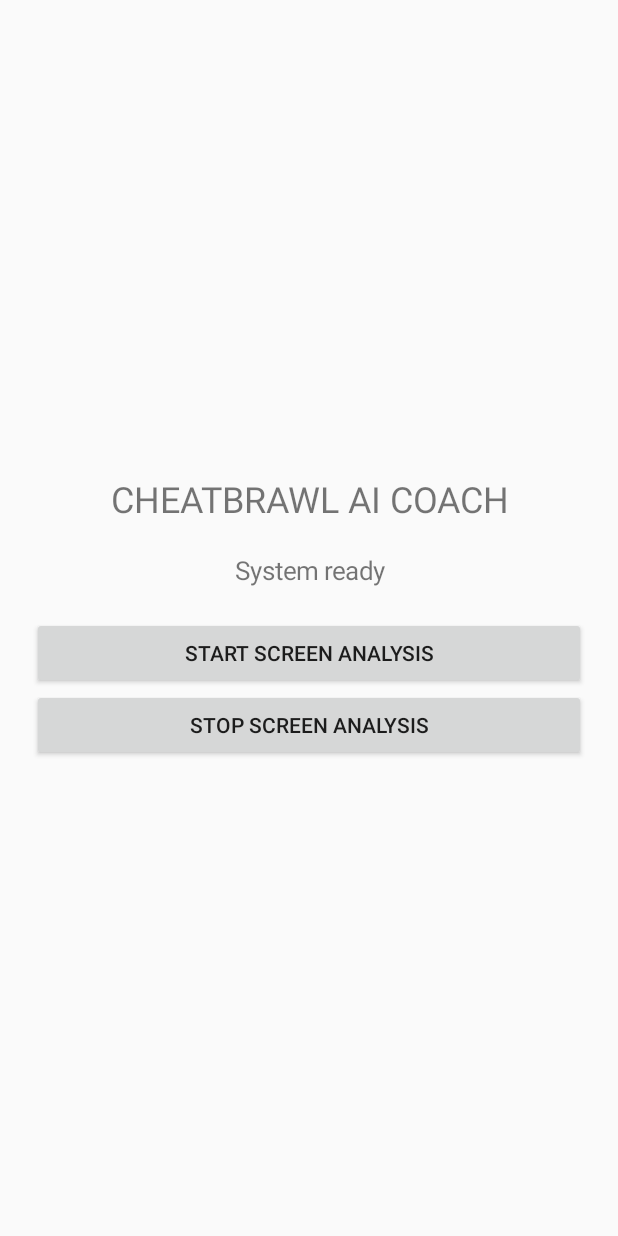
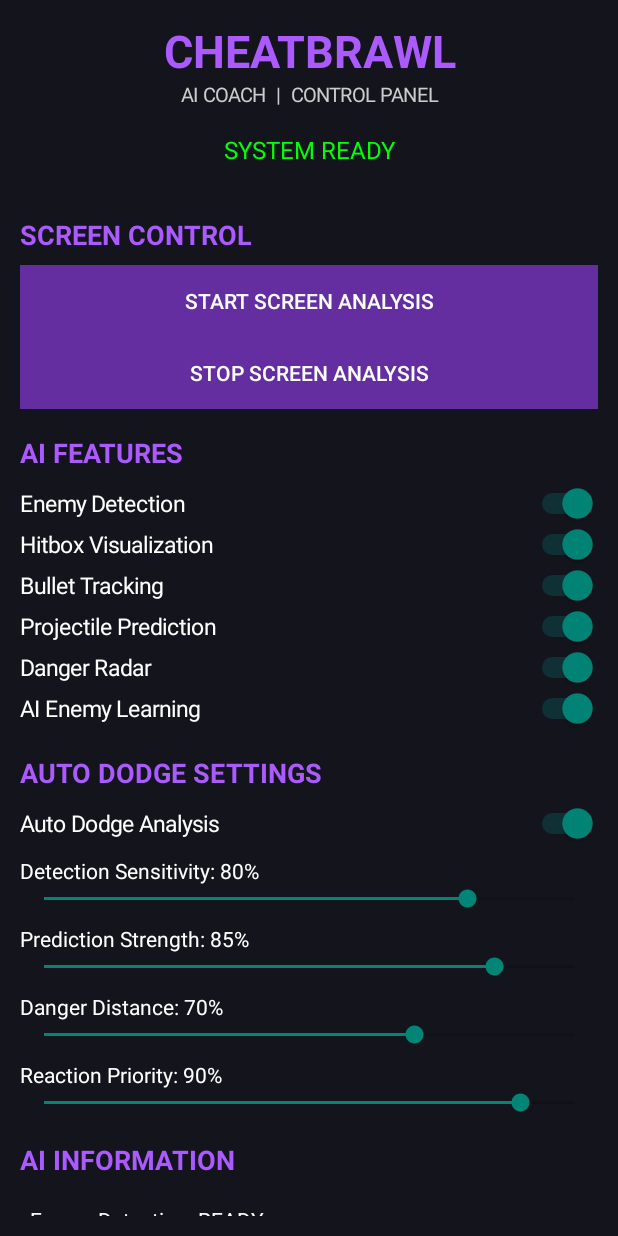
Before and after one commit to tkmsatlyk/Cheatbrawl, an Android app: the screen it shows after launch (MainActivity), on a phone screen of 412 x 824 dp. Run offline under Robolectric (Android 15) with nearby library versions, the phone set to English and light mode, and no system bars.

Commit message:
Update MainActivity.kt

```diff
--- a/app/src/main/java/com/example/brawlstarscoach/MainActivity.kt
+++ b/app/src/main/java/com/example/brawlstarscoach/MainActivity.kt
@@ -6,41 +6,66 @@ import android.content.Context
 import android.content.Intent
 import android.media.projection.MediaProjectionManager
 import android.os.Bundle
+import android.graphics.Color
 import android.view.Gravity
-import android.widget.Button
-import android.widget.LinearLayout
-import android.widget.TextView
+import android.widget.*
+import android.graphics.Typeface
 
 class MainActivity : Activity() {
 
     private val requestCode = 4102
     private lateinit var status: TextView
+    private lateinit var prefs: android.content.SharedPreferences
+
+    private val purple = Color.rgb(170, 90, 255)
+    private val dark = Color.rgb(20, 20, 29)
 
     override fun onCreate(savedInstanceState: Bundle?) {
         super.onCreate(savedInstanceState)
 
-        val layout = LinearLayout(this).apply {
+        prefs = getSharedPreferences("cheatbrawl", MODE_PRIVATE)
+
+        val root = LinearLayout(this).apply {
             orientation = LinearLayout.VERTICAL
-            gravity = Gravity.CENTER
-            setPadding(32, 32, 32, 32)
+            setBackgroundColor(dark)
+            setPadding(20, 20, 20, 20)
+        }
+
+        val scroll = ScrollView(this)
+        val menu = LinearLayout(this).apply {
+            orientation = LinearLayout.VERTICAL
         }
 
         val title = TextView(this).apply {
-            text = "CHEATBRAWL AI COACH"
-            textSize = 24f
+            text = "CHEATBRAWL"
+            textSize = 30f
+            setTextColor(purple)
+            typeface = Typeface.DEFAULT_BOLD
+            gravity = Gravity.CENTER
+        }
+
+        val subtitle = TextView(this).apply {
+            text = "AI COACH  |  CONTROL PANEL"
+            textSize = 13f
+            setTextColor(Color.LTGRAY)
             gravity = Gravity.CENTER
         }
 
         status = TextView(this).apply {
-            text = "System ready"
-            textSize = 17f
+            text = "SYSTEM READY"
+            textSize = 16f
+            setTextColor(Color.GREEN)
             gravity = Gravity.CENTER
-            setPadding(0, 30, 0, 30)
+            setPadding(0, 25, 0, 25)
         }
 
-        val startButton = Button(this).apply {
-            text = "START SCREEN ANALYSIS"
-            setOnClickListener {
+        menu.addView(title)
+        menu.addView(subtitle)
+        menu.addView(status)
+
+        addSection(menu, "SCREEN CONTROL")
+
+        addButton(menu, "START SCREEN ANALYSIS") {
             val manager = getSystemService(
                 Context.MEDIA_PROJECTION_SERVICE
             ) as MediaProjectionManager
@@ -50,25 +75,166 @@ class MainActivity : Activity() {
                 requestCode
             )
         }
+
+        addButton(menu, "STOP SCREEN ANALYSIS") {
+            startService(
+                Intent(this, ScreenCaptureService::class.java)
+                    .setAction(ScreenCaptureService.ACTION_STOP)
+            )
+            status.text = "SCREEN ANALYSIS STOPPED"
         }
 
-        val stopButton = Button(this).apply {
-            text = "STOP SCREEN ANALYSIS"
-            setOnClickListener {
-                startService(
-                    Intent(this@MainActivity, ScreenCaptureService::class.java)
-                        .setAction(ScreenCaptureService.ACTION_STOP)
+        addSection(menu, "AI FEATURES")
+
+        addToggle(menu, "Enemy Detection", true)
+        addToggle(menu, "Hitbox Visualization", true)
+        addToggle(menu, "Bullet Tracking", true)
+        addToggle(menu, "Projectile Prediction", true)
+        addToggle(menu, "Danger Radar", true)
+        addToggle(menu, "AI Enemy Learning", true)
+
+        addSection(menu, "AUTO DODGE SETTINGS")
+
+        addToggle(menu, "Auto Dodge Analysis", true)
+
+        addSlider(menu, "Detection Sensitivity", 80)
+        addSlider(menu, "Prediction Strength", 85)
+        addSlider(menu, "Danger Distance", 70)
+        addSlider(menu, "Reaction Priority", 90)
+
+        addSection(menu, "AI INFORMATION")
+
+        val info = TextView(this).apply {
+            text = """
+                Enemy Detection: READY
+                Hitbox Engine: WAITING
+                Projectile Engine: WAITING
+                AI Prediction: WAITING
+                Dodge Analysis: WAITING
+
+                Analysis engines must be connected
+                to the screen capture service.
+            """.trimIndent()
+            textSize = 14f
+            setTextColor(Color.WHITE)
+            setPadding(10, 15, 10, 20)
+        }
+
+        menu.addView(info)
+
+        scroll.addView(menu)
+        root.addView(
+            scroll,
+            LinearLayout.LayoutParams(
+                LinearLayout.LayoutParams.MATCH_PARENT,
+                0,
+                1f
             )
-                status.text = "Screen capture stopped"
+        )
+
+        setContentView(root)
+    }
+
+    private fun addSection(
+        parent: LinearLayout,
+        name: String
+    ) {
+        val text = TextView(this).apply {
+            this.text = name
+            textSize = 18f
+            setTextColor(purple)
+            typeface = Typeface.DEFAULT_BOLD
+            setPadding(0, 25, 0, 12)
+        }
+        parent.addView(text)
+    }
+
+    private fun addToggle(
+        parent: LinearLayout,
+        name: String,
+        default: Boolean
+    ) {
+        val toggle = Switch(this).apply {
+            text = name
+            textSize = 15f
+            setTextColor(Color.WHITE)
+            isChecked = prefs.getBoolean(name, default)
+
+            setOnCheckedChangeListener { _, checked ->
+                prefs.edit().putBoolean(name, checked).apply()
             }
         }
 
-        layout.addView(title)
-        layout.addView(status)
-        layout.addView(startButton)
-        layout.addView(stopButton)
+        parent.addView(toggle)
+    }
 
-        setContentView(layout)
+    private fun addSlider(
+        parent: LinearLayout,
+        name: String,
+        default: Int
+    ) {
+        val saved = prefs.getInt(name, default)
+
+        val label = TextView(this).apply {
+            text = "$name: $saved%"
+            textSize = 14f
+            setTextColor(Color.WHITE)
+            setPadding(0, 12, 0, 0)
+        }
+
+        val slider = SeekBar(this).apply {
+            max = 100
+            progress = saved
+
+            setOnSeekBarChangeListener(
+                object : SeekBar.OnSeekBarChangeListener {
+                    override fun onProgressChanged(
+                        seekBar: SeekBar?,
+                        progress: Int,
+                        fromUser: Boolean
+                    ) {
+                        label.text = "$name: $progress%"
+                        if (fromUser) {
+                            prefs.edit()
+                                .putInt(name, progress)
+                                .apply()
+                        }
+                    }
+
+                    override fun onStartTrackingTouch(
+                        seekBar: SeekBar?
+                    ) {}
+
+                    override fun onStopTrackingTouch(
+                        seekBar: SeekBar?
+                    ) {}
+                }
+            )
+        }
+
+        parent.addView(label)
+        parent.addView(slider)
+    }
+
+    private fun addButton(
+        parent: LinearLayout,
+        name: String,
+        action: () -> Unit
+    ) {
+        val button = Button(this).apply {
+            text = name
+            setTextColor(Color.WHITE)
+            setBackgroundColor(Color.rgb(100, 45, 160))
+            setOnClickListener { action() }
+        }
+
+        parent.addView(
+            button,
+            LinearLayout.LayoutParams(
+                LinearLayout.LayoutParams.MATCH_PARENT,
+                LinearLayout.LayoutParams.WRAP_CONTENT
+            )
+        )
     }
 
     @Deprecated("Use Activity Result API in production")
@@ -80,20 +246,29 @@ class MainActivity : Activity() {
         super.onActivityResult(requestCode, resultCode, data)
 
         if (requestCode == this.requestCode) {
+
             if (resultCode == RESULT_OK && data != null) {
+
                 val serviceIntent = Intent(
                     this,
                     ScreenCaptureService::class.java
                 ).apply {
-                    putExtra(ScreenCaptureService.EXTRA_RESULT_CODE, resultCode)
-                    putExtra(ScreenCaptureService.EXTRA_DATA, data)
+                    putExtra(
+                        ScreenCaptureService.EXTRA_RESULT_CODE,
+                        resultCode
+                    )
+                    putExtra(
+                        ScreenCaptureService.EXTRA_DATA,
+                        data
+                    )
                 }
 
-                status.text = "Starting screen capture..."
+                status.text = "STARTING SCREEN CAPTURE..."
 
                 startForegroundService(serviceIntent)
+
             } else {
-                status.text = "Screen permission denied"
+                status.text = "PERMISSION DENIED"
             }
         }
     }
```
Lines whose indentation alone changed are shown as unchanged.
